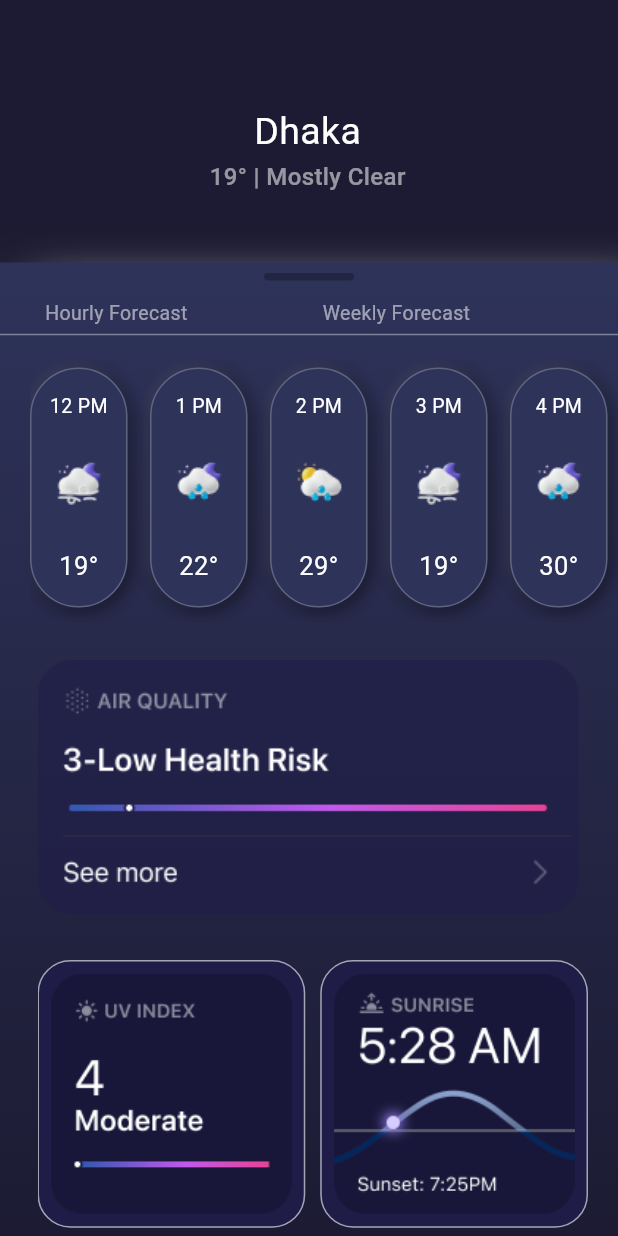
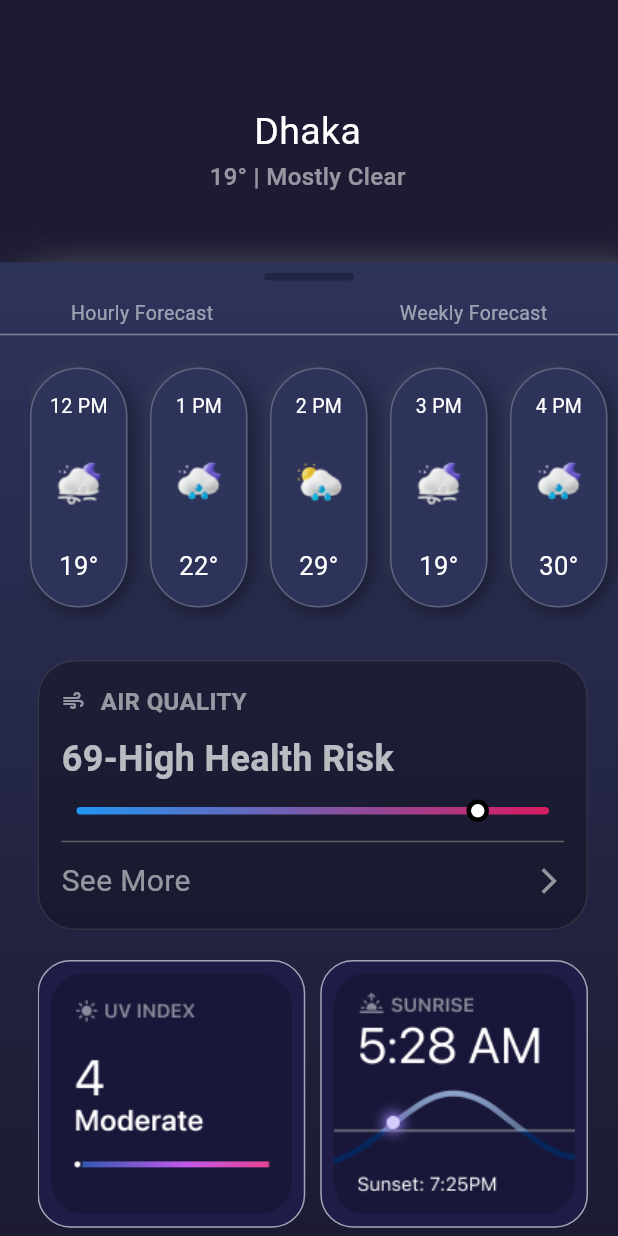
Before and after one commit to mehed1hasan/weather_app, a Flutter app: the screen it shows after launch, after a tap on "12 PM", on a phone screen of 412 x 824 dp. Run offline on Flutter 3.47's test engine with Material 2 defaults, Android fonts, the phone set to English and light mode, and no system bars; missing offline and left inert: neumorphic_ui.

Commit message:
page 2 see more container constructed

```diff
--- a/lib/main.dart
+++ b/lib/main.dart
@@ -1,5 +1,5 @@
 import 'package:flutter/material.dart';
-
+import 'pages/bar.dart';
 import 'pages/home.dart';
 
 void main() {
@@ -18,7 +18,7 @@ class MyApp extends StatelessWidget {
         colorScheme: ColorScheme.fromSeed(seedColor: Colors.deepPurple),
         useMaterial3: true,
       ),
-      home: const Home(),
+      home: Home(),
     );
   }
 }
--- a/lib/pages/home.dart
+++ b/lib/pages/home.dart
@@ -81,7 +81,7 @@ class _HomeState extends State<Home> {
             margin: const EdgeInsets.only(top: 520),
             decoration:  const BoxDecoration(
               gradient: LinearGradient(
-                colors: [Color(0xcf2E335A),Color(0xcf1C1B33),],
+                colors: [Color(0x662E335A),Color(0x661C1B33),],
                 begin: Alignment.topCenter,
                 end: Alignment.bottomCenter,
               ),
--- a/lib/pages/page2.dart
+++ b/lib/pages/page2.dart
@@ -1,5 +1,6 @@
 import 'package:flutter/material.dart';
 import 'package:weather_app/pages/page3.dart';
+import 'bar.dart';
 
 import '../models/lists.dart';
 import '../widgets/card1.dart';
@@ -57,7 +58,7 @@ class _Page2State extends State<Page2> {
                 ),
                 const SizedBox(height: 12,),
                 const Row(
-                  //mainAxisAlignment: MainAxisAlignment.spaceBetween,
+                  mainAxisAlignment: MainAxisAlignment.spaceBetween,
                   children: [
                     SizedBox(width: 30,),
                     Text("Hourly Forecast",
@@ -116,7 +117,7 @@ class _Page2State extends State<Page2> {
             ),
           ),
           /// See more Box
-          InkWell(
+          GestureDetector(
             onTap: (){
               Navigator.push(context, MaterialPageRoute(builder: (context) => Page3()));
             },
@@ -124,15 +125,89 @@ class _Page2State extends State<Page2> {
               margin: EdgeInsets.fromLTRB(25, 240+170+30, 20, 0),
               height: 180,
               width: 375,
-              /*decoration: BoxDecoration(
+              decoration: BoxDecoration(
                 color: Colors.black26,
                 borderRadius: BorderRadius.all(Radius.circular(25)),
                 border: Border.all(color: Colors.white10)
-              ),*/
-              child: Image.asset(
-                'assets/seemore.png',
-                fit: BoxFit.fill,
               ),
+              child:Padding(
+                padding: const EdgeInsets.all(15),
+                child: Column(
+                  crossAxisAlignment: CrossAxisAlignment.start,
+                  children: [
+                    Row(
+                      children: [
+                        Icon(Icons.air_outlined,size: 16,color: Colors.white54,),
+                        SizedBox(width: 10,),
+                        Text(
+                          "AIR QUALITY",
+                          style: TextStyle(
+                            fontSize: 16,
+                            color: Colors.white54,
+                            fontWeight: FontWeight.bold
+                          ),
+                        ),
+                      ],
+                    ),
+                    SizedBox(height: 10,),
+                    Text(
+                      "69-High Health Risk",
+                      style: TextStyle(
+                        fontWeight: FontWeight.bold,
+                        fontSize: 24,
+                        color: Colors.white70
+                      ),
+                    ),
+                    SizedBox(height: 10,),
+                    Center(
+                      child: Stack(
+                        children:[
+                          Container(
+                            margin: EdgeInsets.fromLTRB(10, 5, 10, 0),
+                            height: 5,
+                            width: 350,
+                            decoration: BoxDecoration(
+                              borderRadius: BorderRadius.circular(5),
+                              gradient: LinearGradient(
+                                colors: [Colors.blue, Colors.pink.shade600],
+                                begin: Alignment.centerLeft,
+                                end: Alignment.centerRight,
+                              ),
+                            ),
+                          ),
+
+                          Container(
+                            margin: EdgeInsets.fromLTRB(270, 0, 20, 0),
+                            height: 15,
+                            width: 15,
+                            decoration: BoxDecoration(
+                                color: Colors.white,
+                                borderRadius: BorderRadius.circular(10),
+                                border: Border.all(width: 3,color: Colors.black)
+                            ),
+                          )
+                        ],
+                      ),
+                    ),
+                    SizedBox(height: 5,),
+                    Divider(color: Colors.grey[700],),
+                    SizedBox(height: 4),
+                    Row(
+                      mainAxisAlignment: MainAxisAlignment.spaceBetween,
+                      children: [
+                        Text(
+                          "See More",
+                          style: TextStyle(
+                              fontSize: 20,
+                              color: Colors.white54,
+                          ),
+                        ),
+                        Icon(Icons.arrow_forward_ios,size: 20,color: Colors.white54,),
+                      ],
+                    ),
+                  ],
+                ),
+              )
             ),
           ),
 
--- a/pubspec.yaml
+++ b/pubspec.yaml
@@ -36,6 +36,7 @@ dependencies:
   # Use with the CupertinoIcons class for iOS style icons.
   cupertino_icons: ^1.0.2
   neumorphic_ui: ^1.0.1
+  progress_indicator: ^0.2.2
 
 dev_dependencies:
   flutter_test:
```
Also changed, not shown: lib/pages/page3.dart (indentation only), pubspec.lock.
